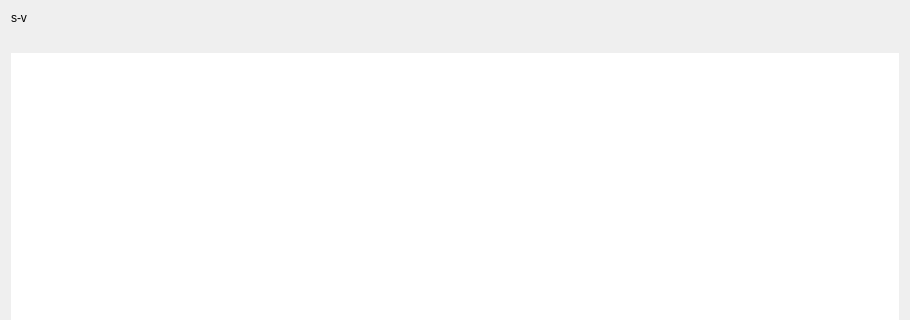
Qt form src/core/tafsirdialog.ui (0xzer0x/quran-companion) before a commit; both pictures show x 0 to 910 and y 0 to 320 of the 910 by 593 pixel window.
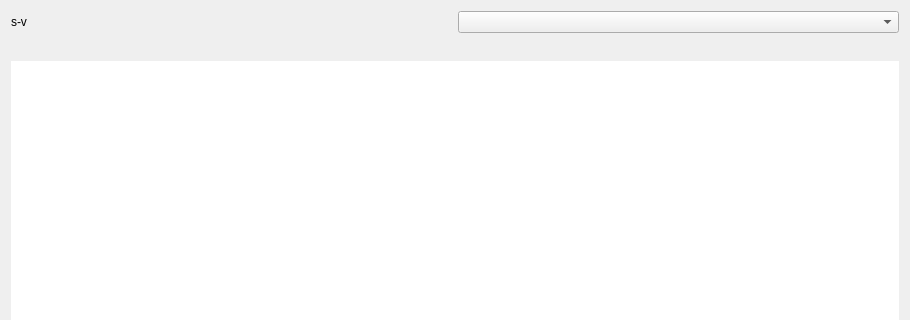
The same form after that commit.

Commit message: Refactoring: create Verse class and extract classes from MainWindow

The edit to the form file:
```diff
--- a/src/core/tafsirdialog.ui
+++ b/src/core/tafsirdialog.ui
@@ -15,11 +15,22 @@
   </property>
   <layout class="QVBoxLayout" name="verticalLayout">
    <item>
+    <layout class="QHBoxLayout" name="horizontalLayout_2">
+     <item>
     <widget class="QLabel" name="lbVerseInfo">
      <property name="text">
       <string notr="true">s-v</string>
      </property>
     </widget>
+     </item>
+     <item>
+      <widget class="QComboBox" name="cmbTafsir">
+       <property name="currentText">
+        <string notr="true"/>
+       </property>
+      </widget>
+     </item>
+    </layout>
    </item>
    <item>
     <widget class="QLabel" name="lbVerseText">
```
Lines whose indentation alone changed are shown as unchanged. The commit also changes 36 other files.
